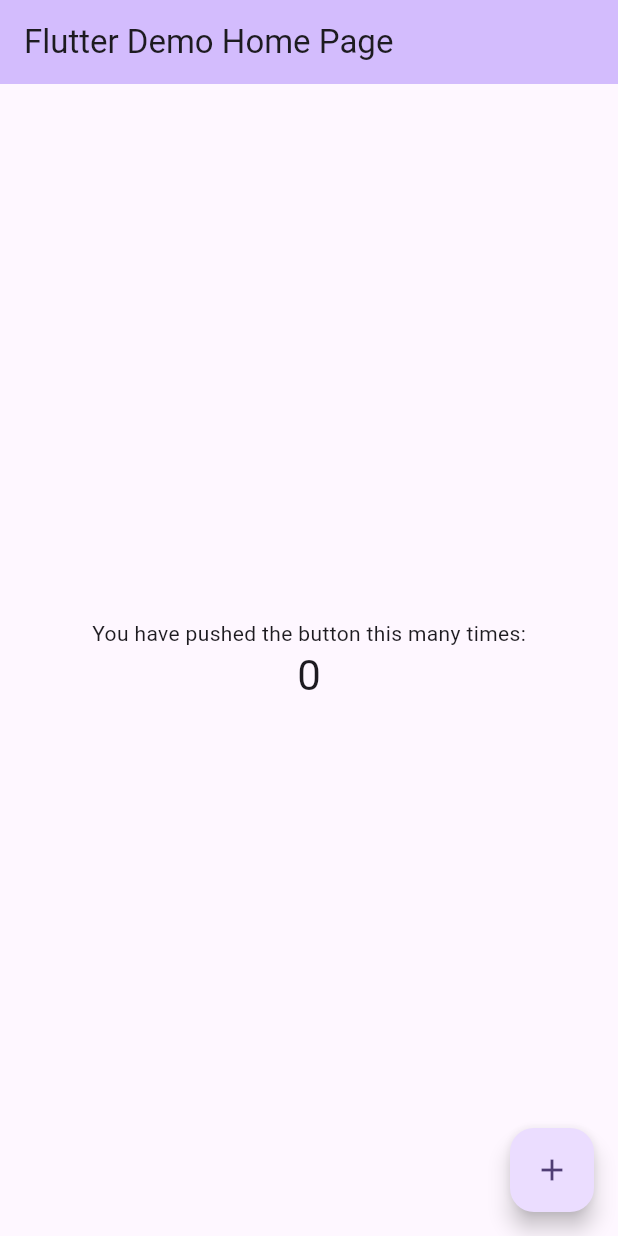
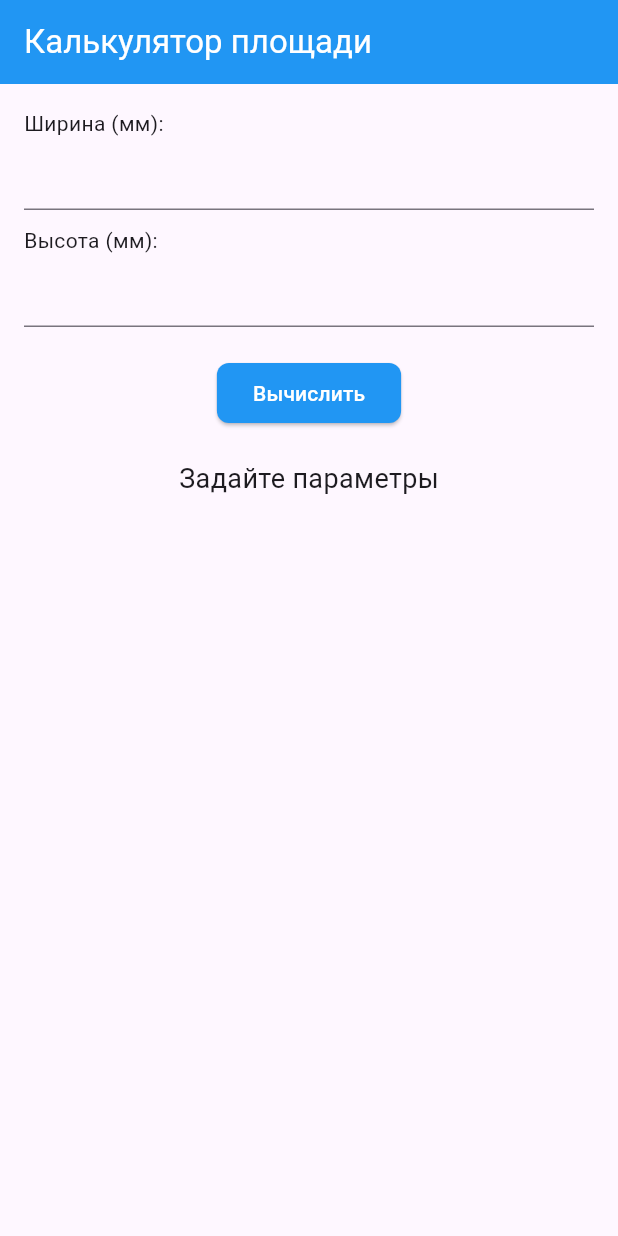
Before and after one commit to Galactus228/IT2202-Goloperov, a Flutter app: the screen it shows after launch, on a phone screen of 412 x 824 dp. Run offline on Flutter 3.47's test engine with Material 3 defaults, Android fonts, the phone set to English and light mode, and no system bars.

Commit message:
add: basic UI

```diff
--- a/lab6/lab6_mobile/lib/main.dart
+++ b/lab6/lab6_mobile/lib/main.dart
@@ -1,122 +1,78 @@
 import 'package:flutter/material.dart';
 
 void main() {
-  runApp(const MyApp());
+  runApp(AreaCalculatorApp());
 }
 
-class MyApp extends StatelessWidget {
-  const MyApp({super.key});
-
-  // This widget is the root of your application.
+class AreaCalculatorApp extends StatelessWidget {
   @override
   Widget build(BuildContext context) {
     return MaterialApp(
-      title: 'Flutter Demo',
-      theme: ThemeData(
-        // This is the theme of your application.
-        //
-        // TRY THIS: Try running your application with "flutter run". You'll see
-        // the application has a purple toolbar. Then, without quitting the app,
-        // try changing the seedColor in the colorScheme below to Colors.green
-        // and then invoke "hot reload" (save your changes or press the "hot
-        // reload" button in a Flutter-supported IDE, or press "r" if you used
-        // the command line to start the app).
-        //
-        // Notice that the counter didn't reset back to zero; the application
-        // state is not lost during the reload. To reset the state, use hot
-        // restart instead.
-        //
-        // This works for code too, not just values: Most code changes can be
-        // tested with just a hot reload.
-        colorScheme: ColorScheme.fromSeed(seedColor: Colors.deepPurple),
-      ),
-      home: const MyHomePage(title: 'Flutter Demo Home Page'),
+      debugShowCheckedModeBanner: false,
+      home: AreaCalculatorScreen(),
     );
   }
 }
 
-class MyHomePage extends StatefulWidget {
-  const MyHomePage({super.key, required this.title});
-
-  // This widget is the home page of your application. It is stateful, meaning
-  // that it has a State object (defined below) that contains fields that affect
-  // how it looks.
-
-  // This class is the configuration for the state. It holds the values (in this
-  // case the title) provided by the parent (in this case the App widget) and
-  // used by the build method of the State. Fields in a Widget subclass are
-  // always marked "final".
-
-  final String title;
-
+class AreaCalculatorScreen extends StatefulWidget {
   @override
-  State<MyHomePage> createState() => _MyHomePageState();
+  _AreaCalculatorScreenState createState() => _AreaCalculatorScreenState();
 }
 
-class _MyHomePageState extends State<MyHomePage> {
-  int _counter = 0;
+class _AreaCalculatorScreenState extends State<AreaCalculatorScreen> {
+  final TextEditingController _widthController = TextEditingController();
+  final TextEditingController _heightController = TextEditingController();
+  String _resultText = 'Задайте параметры';
 
-  void _incrementCounter() {
-    setState(() {
-      // This call to setState tells the Flutter framework that something has
-      // changed in this State, which causes it to rerun the build method below
-      // so that the display can reflect the updated values. If we changed
-      // _counter without calling setState(), then the build method would not be
-      // called again, and so nothing would appear to happen.
-      _counter++;
-    });
+  void _calculateArea() {
+    double? width = double.tryParse(_widthController.text);
+    double? height = double.tryParse(_heightController.text);
+    if (width != null && height != null) {
+      setState(() {
+        _resultText = 'S = $width * $height = ${width * height}';
+      });
+    }
   }
 
   @override
   Widget build(BuildContext context) {
-    // This method is rerun every time setState is called, for instance as done
-    // by the _incrementCounter method above.
-    //
-    // The Flutter framework has been optimized to make rerunning build methods
-    // fast, so that you can just rebuild anything that needs updating rather
-    // than having to individually change instances of widgets.
     return Scaffold(
       appBar: AppBar(
-        // TRY THIS: Try changing the color here to a specific color (to
-        // Colors.amber, perhaps?) and trigger a hot reload to see the AppBar
-        // change color while the other colors stay the same.
-        backgroundColor: Theme.of(context).colorScheme.inversePrimary,
-        // Here we take the value from the MyHomePage object that was created by
-        // the App.build method, and use it to set our appbar title.
-        title: Text(widget.title),
+        title: Text('Калькулятор площади', style: TextStyle(color: Colors.white)),
+        backgroundColor: Colors.blue,
       ),
-      body: Center(
-        // Center is a layout widget. It takes a single child and positions it
-        // in the middle of the parent.
+      body: Padding(
+        padding: const EdgeInsets.all(16.0),
         child: Column(
-          // Column is also a layout widget. It takes a list of children and
-          // arranges them vertically. By default, it sizes itself to fit its
-          // children horizontally, and tries to be as tall as its parent.
-          //
-          // Column has various properties to control how it sizes itself and
-          // how it positions its children. Here we use mainAxisAlignment to
-          // center the children vertically; the main axis here is the vertical
-          // axis because Columns are vertical (the cross axis would be
-          // horizontal).
-          //
-          // TRY THIS: Invoke "debug painting" (choose the "Toggle Debug Paint"
-          // action in the IDE, or press "p" in the console), to see the
-          // wireframe for each widget.
-          mainAxisAlignment: MainAxisAlignment.center,
-          children: <Widget>[
-            const Text('You have pushed the button this many times:'),
-            Text(
-              '$_counter',
-              style: Theme.of(context).textTheme.headlineMedium,
+          crossAxisAlignment: CrossAxisAlignment.start,
+          children: [
+            Text('Ширина (мм):'),
+            TextField(
+              controller: _widthController,
+              keyboardType: TextInputType.number,
             ),
+            SizedBox(height: 10),
+            Text('Высота (мм):'),
+            TextField(
+              controller: _heightController,
+              keyboardType: TextInputType.number,
+            ),
+            SizedBox(height: 20),
+            Center(
+              child: ElevatedButton(
+                onPressed: _calculateArea,
+                style: ElevatedButton.styleFrom(
+                  backgroundColor: Colors.blue,
+                  shape: RoundedRectangleBorder(borderRadius: BorderRadius.circular(8)),
+                ),
+                child: Text('Вычислить', style: TextStyle(color: Colors.white)),
+              ),
+            ),
+            SizedBox(height: 20),
+            Center(child: Text(_resultText, style: TextStyle(fontSize: 18))),
           ],
         ),
       ),
-      floatingActionButton: FloatingActionButton(
-        onPressed: _incrementCounter,
-        tooltip: 'Increment',
-        child: const Icon(Icons.add),
-      ), // This trailing comma makes auto-formatting nicer for build methods.
     );
   }
 }
```
